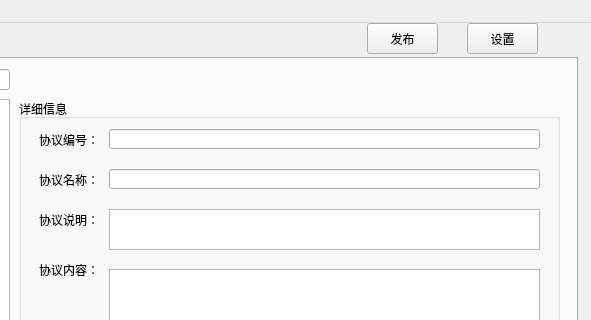
aywfelix/ProtoExcelTool, file designer/ui/proto_tool.ui: the form before one commit; both pictures show x 313 to 904 and y 0 to 320 of the 904 by 797 pixel window.
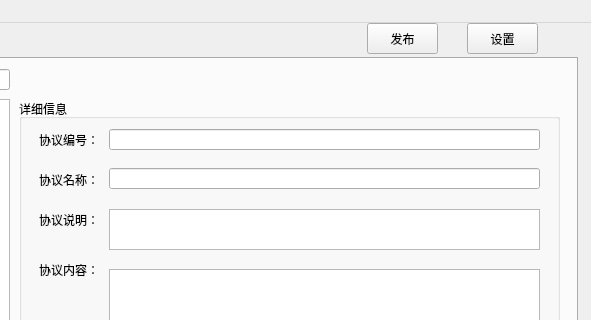
The form after the commit. The open tabs and pages were chosen to show the change.

What changed in the file:
```diff
--- a/designer/ui/proto_tool.ui
+++ b/designer/ui/proto_tool.ui
@@ -74,9 +74,14 @@
          <x>90</x>
          <y>30</y>
          <width>431</width>
-         <height>20</height>
+         <height>21</height>
         </rect>
        </property>
+       <property name="font">
+        <font>
+         <pointsize>10</pointsize>
+        </font>
+       </property>
        <property name="readOnly">
         <bool>true</bool>
        </property>
@@ -98,11 +103,16 @@
        <property name="geometry">
         <rect>
          <x>90</x>
-         <y>70</y>
+         <y>69</y>
          <width>431</width>
-         <height>20</height>
+         <height>21</height>
         </rect>
        </property>
+       <property name="font">
+        <font>
+         <pointsize>10</pointsize>
+        </font>
+       </property>
        <property name="readOnly">
         <bool>true</bool>
        </property>
```
Left out of the diff: 28 changed lines with no effect on the pictures.
